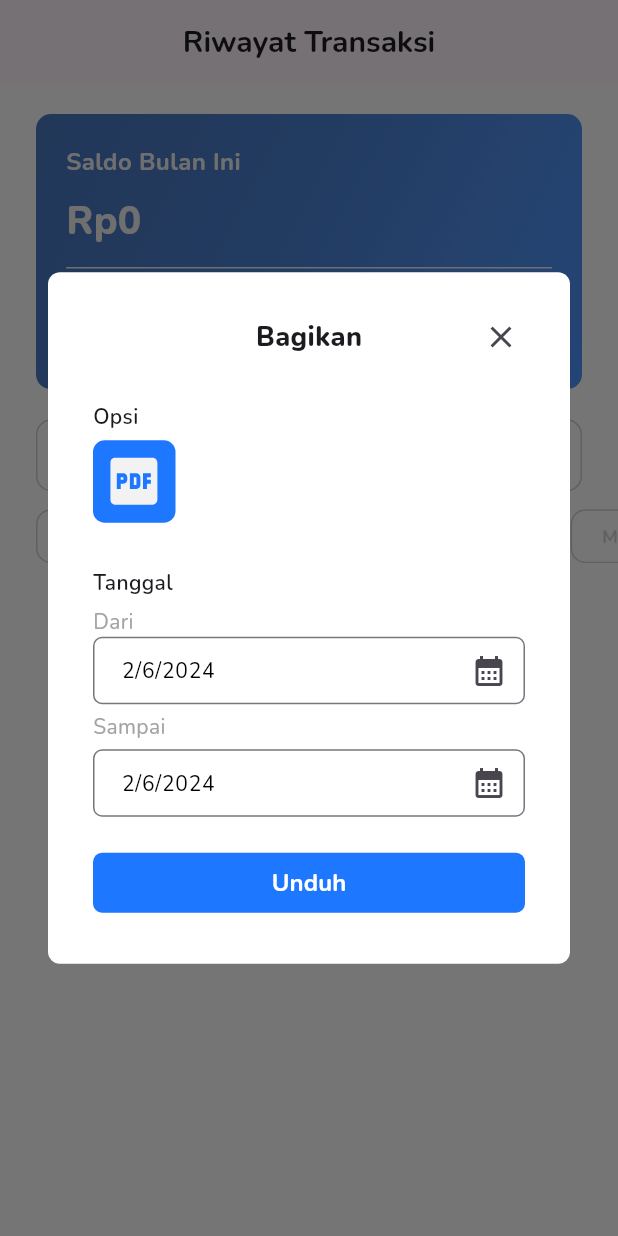
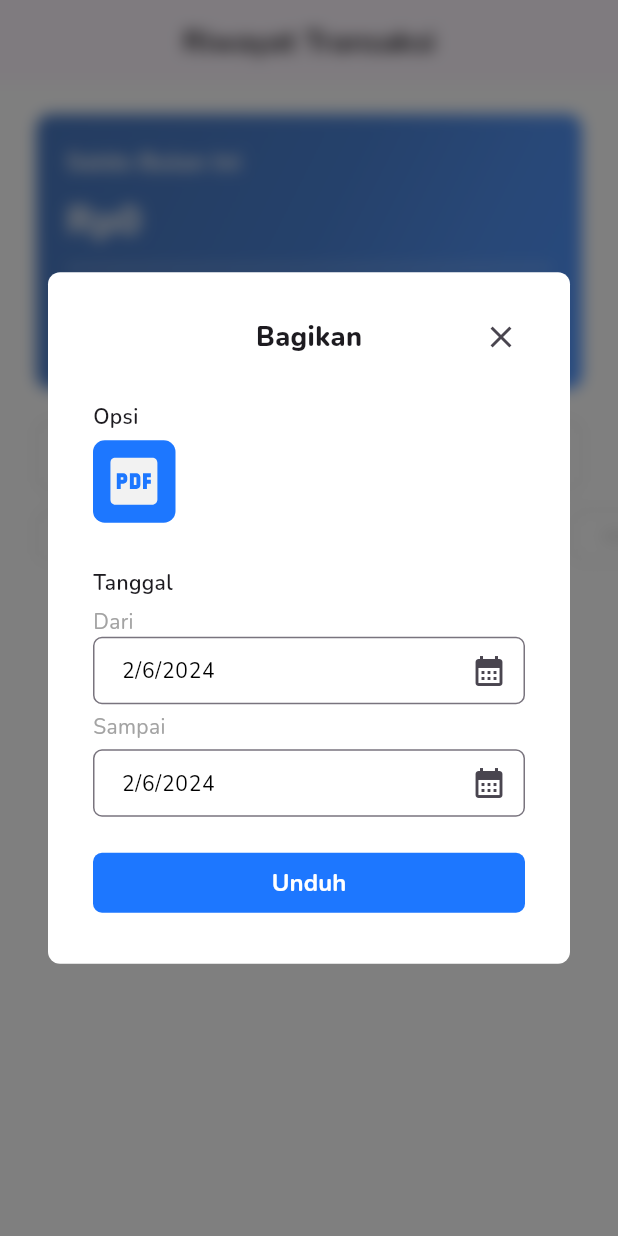
Before and after one commit to Reza1290/budgetin-app, a Flutter app: the RiwayatTransaksiPage screen opened directly, after a tap on "Bagikan", on a phone screen of 412 x 824 dp. Run offline on Flutter 3.47's test engine with Material 3 defaults, Android fonts, the phone set to English and light mode, and no system bars; drawn by our look-alikes of flutter_slidable; our stand-ins replace calendar_date_picker2, drift, dropdown_button2, fl_chart, flutter_svg, open_file and 3 more; missing offline and left inert: syncfusion_flutter_xlsio; accounts and stored records are empty; generated files the repository leaves out were written again; project files that could hold a hidden picture were left out.

Commit message:
add: animasi modal

```diff
--- a/lib/widgets/modal/modal_bagikan.dart
+++ b/lib/widgets/modal/modal_bagikan.dart
@@ -1,3 +1,5 @@
+import 'dart:ui';
+
 import 'package:budgetin/main.dart';
 import 'package:budgetin/models/transaction_with_category.dart';
 import 'package:budgetin/utilities/export_excel.dart';
@@ -43,14 +45,14 @@ class _ShareDialogState extends State<ShareDialog> {
   @override
   Widget build(BuildContext context) {
     return BudgetinModal(
-        title: TitleModal(title: 'Bagikan'),
+        title: const TitleModal(title: 'Bagikan'),
         content: SizedBox(
             child: Column(
           crossAxisAlignment: CrossAxisAlignment.start,
           children: [
-            Padding(
-              padding: const EdgeInsets.only(top: 30, bottom: 6),
-              child: const Text(
+            const Padding(
+              padding: EdgeInsets.only(top: 30, bottom: 6),
+              child: Text(
                 "Opsi",
                 style: TextStyle(fontSize: 14, fontWeight: FontWeight.w600),
               ),
@@ -75,9 +77,9 @@ class _ShareDialogState extends State<ShareDialog> {
                 // ),
               ],
             ),
-            Padding(
-              padding: const EdgeInsets.only(top: 30, bottom: 6),
-              child: const Text(
+            const Padding(
+              padding: EdgeInsets.only(top: 30, bottom: 6),
+              child: Text(
                 "Tanggal",
                 style: TextStyle(fontSize: 14, fontWeight: FontWeight.w600),
               ),
@@ -90,7 +92,7 @@ class _ShareDialogState extends State<ShareDialog> {
           ],
         )),
         actions: Container(
-            margin: EdgeInsets.symmetric(vertical: 20),
+            margin: const EdgeInsets.symmetric(vertical: 20),
             child: SizedBox(
               width: double.infinity,
               child: TextButton(
@@ -139,11 +141,11 @@ class _ShareDialogState extends State<ShareDialog> {
                   shape: MaterialStateProperty.all<RoundedRectangleBorder>(
                     RoundedRectangleBorder(
                       borderRadius: BorderRadius.circular(6),
-                      side: BorderSide(color: Colors.transparent),
+                      side: const BorderSide(color: Colors.transparent),
                     ),
                   ),
                   padding: MaterialStateProperty.all<EdgeInsetsGeometry>(
-                    EdgeInsets.all(
+                    const EdgeInsets.all(
                         2), // Atur padding di sini sesuai kebutuhan Anda
                   ),
                 ),
@@ -175,7 +177,7 @@ class _ShareDialogState extends State<ShareDialog> {
               height: 55,
               decoration: BoxDecoration(
                 borderRadius: BorderRadius.circular(7.86),
-                color: isSelected ? BudgetinColors.biru50 : Color(0xFFF2F2F2),
+                color: isSelected ? BudgetinColors.biru50 : const Color(0xFFF2F2F2),
               ),
             ),
             // Layer kedua: Icon
@@ -183,7 +185,7 @@ class _ShareDialogState extends State<ShareDialog> {
               image,
               // ignore: deprecated_member_use
               color:
-                  isSelected ? Color(0xFFF2F2F2) : BudgetinColors.hitamPutih50,
+                  isSelected ? const Color(0xFFF2F2F2) : BudgetinColors.hitamPutih50,
             ),
           ],
         ),
@@ -192,11 +194,42 @@ class _ShareDialogState extends State<ShareDialog> {
   }
 }
 
-Future<void> showModalBagikan(BuildContext context) async {
-  return showDialog<void>(
-    context: context,
-    builder: (BuildContext context) {
-      return ShareDialog();
+Future<Object?> showModalBagikan(BuildContext context) async {
+  return Navigator.of(context).push(PageRouteBuilder(
+    opaque: false,
+    barrierDismissible: false,
+    transitionDuration: const Duration(milliseconds: 250),
+    reverseTransitionDuration: const Duration(milliseconds: 250),
+    pageBuilder: (BuildContext context, Animation<double> animation,
+        Animation<double> secondaryAnimation) {
+      return FadeTransition(
+        opacity: animation,
+        child: Stack(
+          children: [
+            Positioned.fill(
+              child: BackdropFilter(
+                filter: ImageFilter.blur(sigmaX: 5, sigmaY: 5),
+                child: Container(
+                  color: Colors.black.withOpacity(0.5),
+                ),
+              ),
+            ),
+            Center(
+              child: ScaleTransition(
+                scale: Tween<double>(begin: 0.5, end: 1.0).animate(animation),
+                child: const ShareDialog(),
+              ),
+            ),
+          ],
+        ),
+      );
     },
-  );
+    transitionsBuilder: (BuildContext context, Animation<double> animation,
+        Animation<double> secondaryAnimation, Widget child) {
+      return FadeTransition(
+        opacity: Tween<double>(begin: 0.0, end: 1.0).animate(animation),
+        child: child,
+      );
+    },
+  ));
 }
```
Also changed, not shown: lib/widgets/reusable/information_modal.dart (+42 -22 lines).
